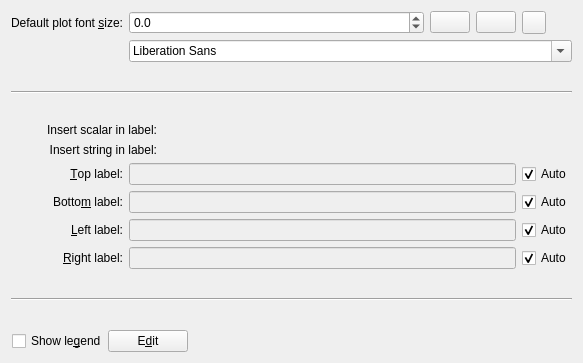
The window that src/libkstapp/labeltab.ui (Kst-plot/kst) describes before a commit, drawn with Qt 5.
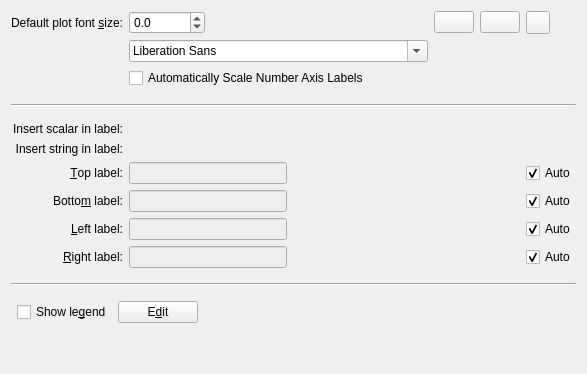
The same window after the commit. Custom widgets are drawn as their Qt base class.

Commit message: Convert to region based tick label spacing validation. Add font autoscaling for tick labels.

The edit to the form file:
```diff
--- a/src/libkstapp/labeltab.ui
+++ b/src/libkstapp/labeltab.ui
@@ -6,8 +6,8 @@
    <rect>
     <x>0</x>
     <y>0</y>
-    <width>583</width>
-    <height>363</height>
+    <width>587</width>
+    <height>374</height>
    </rect>
   </property>
   <property name="windowTitle">
@@ -27,7 +27,7 @@
      </property>
     </widget>
    </item>
-   <item row="0" column="1" colspan="3">
+   <item row="0" column="1">
     <widget class="QDoubleSpinBox" name="_globalLabelFontSize">
      <property name="decimals">
       <number>1</number>
@@ -81,10 +81,20 @@
      </property>
     </widget>
    </item>
-   <item row="1" column="1" colspan="6">
+   <item row="0" column="6">
+    <widget class="Kst::ColorButton" name="_globalLabelColor"/>
+   </item>
+   <item row="1" column="1" colspan="3">
     <widget class="QFontComboBox" name="_globalLabelFontFamily"/>
    </item>
-   <item row="2" column="0" colspan="7">
+   <item row="2" column="1" colspan="3">
+    <widget class="QCheckBox" name="_autoScaleNumberAxis">
+     <property name="text">
+      <string>Automatically Scale Number Axis Labels</string>
+     </property>
+    </widget>
+   </item>
+   <item row="3" column="0" colspan="7">
     <widget class="Line" name="line_2">
      <property name="sizePolicy">
       <sizepolicy hsizetype="Minimum" vsizetype="Expanding">
@@ -97,7 +107,7 @@
      </property>
     </widget>
    </item>
-   <item row="3" column="0" colspan="2">
+   <item row="4" column="0">
     <widget class="QLabel" name="TextLabel1_2_2_2">
      <property name="text">
       <string>Insert scalar in label:</string>
@@ -110,10 +120,10 @@
      </property>
     </widget>
    </item>
-   <item row="3" column="2" colspan="5">
+   <item row="4" column="1" colspan="6">
     <widget class="Kst::ScalarSelector" name="_scalars" native="true"/>
    </item>
-   <item row="4" column="0" colspan="2">
+   <item row="5" column="0">
     <widget class="QLabel" name="TextLabel1_2_2_3">
      <property name="text">
       <string>Insert string in label:</string>
@@ -126,10 +136,10 @@
      </property>
     </widget>
    </item>
-   <item row="4" column="2" colspan="5">
+   <item row="5" column="1" colspan="6">
     <widget class="Kst::StringSelector" name="_strings" native="true"/>
    </item>
-   <item row="5" column="0">
+   <item row="6" column="0">
     <widget class="QLabel" name="_Label_13">
      <property name="text">
       <string>&amp;Top label:</string>
@@ -142,14 +152,24 @@
      </property>
     </widget>
    </item>
-   <item row="5" column="1" colspan="5">
+   <item row="6" column="1" colspan="2">
     <widget class="Kst::LabelLineEdit" name="_topLabelText">
      <property name="enabled">
       <bool>false</bool>
      </property>
     </widget>
    </item>
-   <item row="6" column="0">
+   <item row="6" column="6">
+    <widget class="QCheckBox" name="_topLabelAuto">
+     <property name="text">
+      <string>Auto</string>
+     </property>
+     <property name="checked">
+      <bool>true</bool>
+     </property>
+    </widget>
+   </item>
+   <item row="7" column="0">
     <widget class="QLabel" name="_Label_14">
      <property name="text">
       <string>Botto&amp;m label:</string>
@@ -162,14 +182,24 @@
      </property>
     </widget>
    </item>
-   <item row="6" column="1" colspan="5">
+   <item row="7" column="1" colspan="2">
     <widget class="Kst::LabelLineEdit" name="_bottomLabelText">
      <property name="enabled">
       <bool>false</bool>
      </property>
     </widget>
    </item>
-   <item row="7" column="0">
+   <item row="7" column="6">
+    <widget class="QCheckBox" name="_bottomLabelAuto">
+     <property name="text">
+      <string>Auto</string>
+     </property>
+     <property name="checked">
+      <bool>true</bool>
+     </property>
+    </widget>
+   </item>
+   <item row="8" column="0">
     <widget class="QLabel" name="_Label_15">
      <property name="text">
       <string>&amp;Left label:</string>
@@ -182,14 +212,24 @@
      </property>
     </widget>
    </item>
-   <item row="7" column="1" colspan="5">
+   <item row="8" column="1" colspan="2">
     <widget class="Kst::LabelLineEdit" name="_leftLabelText">
      <property name="enabled">
       <bool>false</bool>
      </property>
     </widget>
    </item>
-   <item row="8" column="0">
+   <item row="8" column="6">
+    <widget class="QCheckBox" name="_leftLabelAuto">
+     <property name="text">
+      <string>Auto</string>
+     </property>
+     <property name="checked">
+      <bool>true</bool>
+     </property>
+    </widget>
+   </item>
+   <item row="9" column="0">
     <widget class="QLabel" name="_Label_16">
      <property name="text">
       <string>&amp;Right label:</string>
@@ -202,14 +242,24 @@
      </property>
     </widget>
    </item>
-   <item row="8" column="1" colspan="5">
+   <item row="9" column="1" colspan="2">
     <widget class="Kst::LabelLineEdit" name="_rightLabelText">
      <property name="enabled">
       <bool>false</bool>
      </property>
     </widget>
    </item>
-   <item row="9" column="0" colspan="7">
+   <item row="9" column="6">
+    <widget class="QCheckBox" name="_rightLabelAuto">
+     <property name="text">
+      <string>Auto</string>
+     </property>
+     <property name="checked">
+      <bool>true</bool>
+     </property>
+    </widget>
+   </item>
+   <item row="10" column="0" colspan="7">
     <widget class="Line" name="line">
      <property name="sizePolicy">
       <sizepolicy hsizetype="Minimum" vsizetype="Expanding">
@@ -222,7 +272,7 @@
      </property>
     </widget>
    </item>
-   <item row="10" column="0" rowspan="2" colspan="3">
+   <item row="11" column="0" colspan="2">
     <layout class="QHBoxLayout" name="horizontalLayout_3">
      <property name="spacing">
       <number>0</number>
@@ -268,48 +318,18 @@
      </property>
     </spacer>
    </item>
-   <item row="0" column="6">
-    <widget class="Kst::ColorButton" name="_globalLabelColor"/>
-   </item>
-   <item row="5" column="6">
-    <widget class="QCheckBox" name="_topLabelAuto">
-     <property name="text">
-      <string>Auto</string>
+   <item row="12" column="2">
+    <spacer name="verticalSpacer">
+     <property name="orientation">
+      <enum>Qt::Vertical</enum>
      </property>
-     <property name="checked">
-      <bool>true</bool>
+     <property name="sizeHint" stdset="0">
+      <size>
+       <width>20</width>
+       <height>40</height>
+      </size>
      </property>
-    </widget>
-   </item>
-   <item row="6" column="6">
-    <widget class="QCheckBox" name="_bottomLabelAuto">
-     <property name="text">
-      <string>Auto</string>
-     </property>
-     <property name="checked">
-      <bool>true</bool>
-     </property>
-    </widget>
-   </item>
-   <item row="7" column="6">
-    <widget class="QCheckBox" name="_leftLabelAuto">
-     <property name="text">
-      <string>Auto</string>
-     </property>
-     <property name="checked">
-      <bool>true</bool>
-     </property>
-    </widget>
-   </item>
-   <item row="8" column="6">
-    <widget class="QCheckBox" name="_rightLabelAuto">
-     <property name="text">
-      <string>Auto</string>
-     </property>
-     <property name="checked">
-      <bool>true</bool>
-     </property>
-    </widget>
+    </spacer>
    </item>
   </layout>
  </widget>
```
The commit also changes 6 other files.
